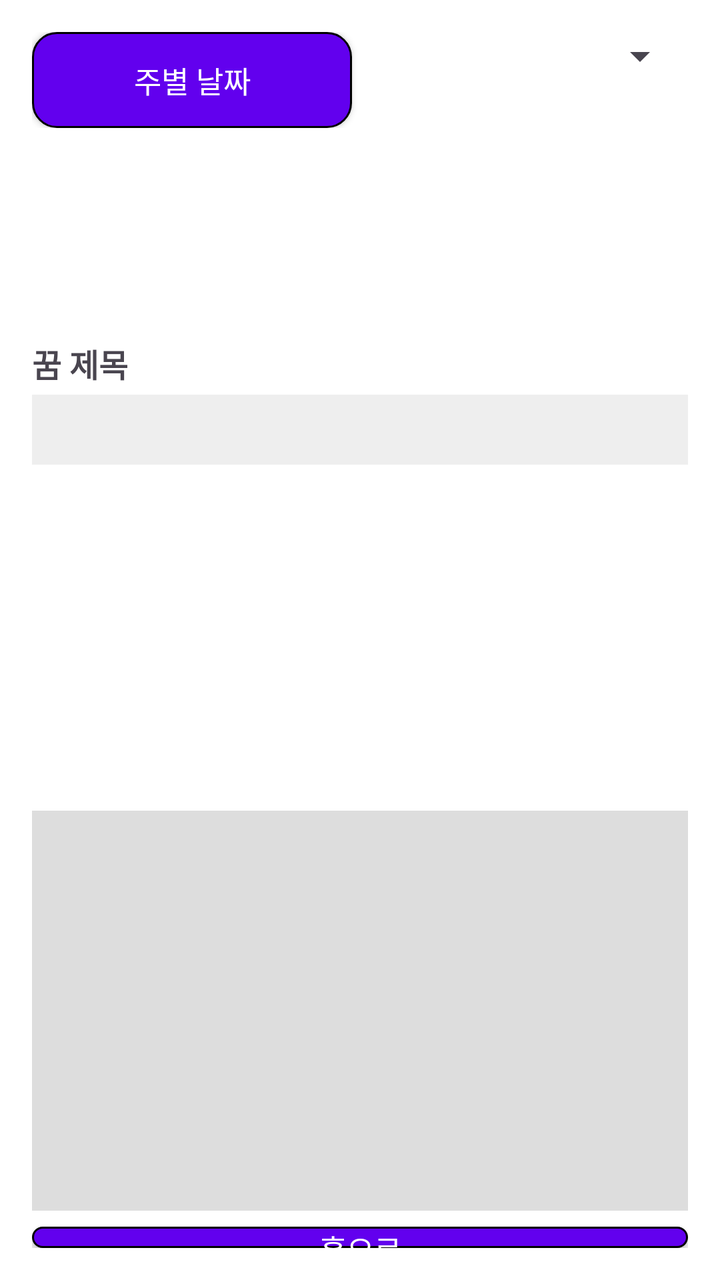
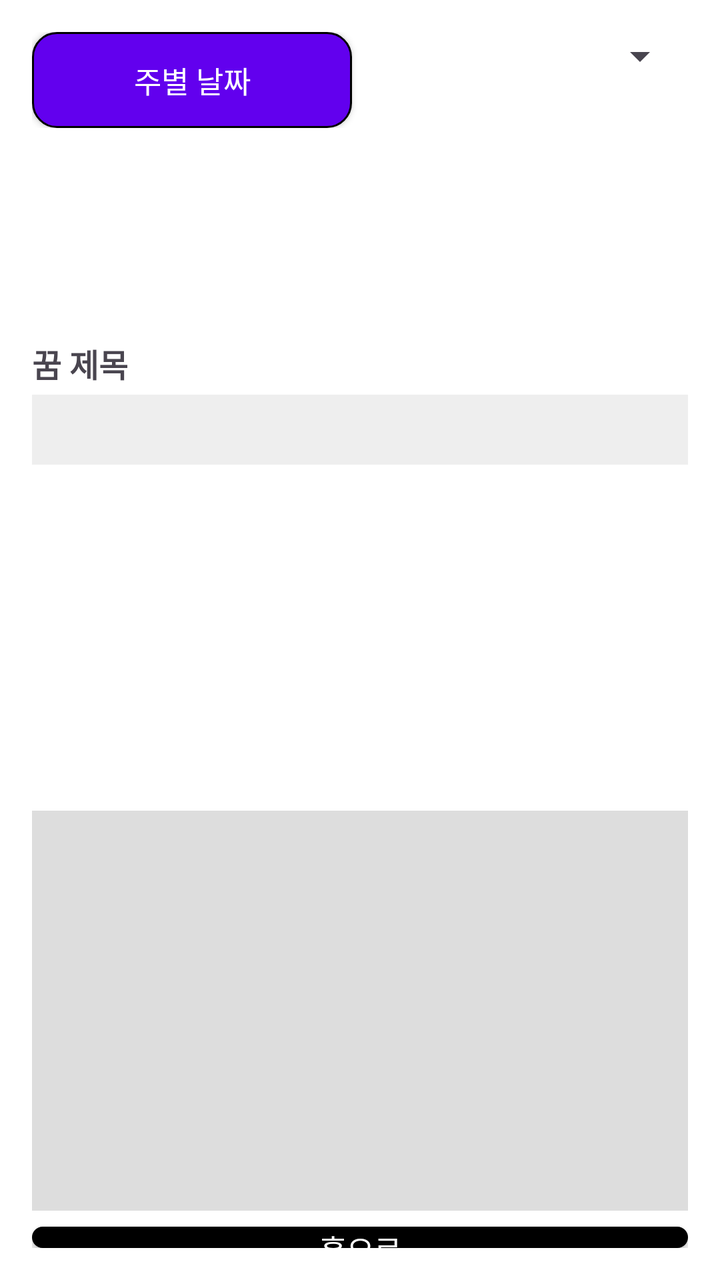

Two renders of the same Android screen: before a commit and after it. Below are the layout's source before the change and the commit's diff.
<!-- AndroidManifest.xml: application theme Theme.Material3.DayNight.NoActionBar -->
<!-- res/layout/activity_story_query.xml -->
<?xml version="1.0" encoding="utf-8"?>
<LinearLayout xmlns:android="http://schemas.android.com/apk/res/android"
    android:orientation="vertical"
    android:padding="16dp"
    android:layout_width="match_parent"
    android:layout_height="match_parent"
    android:background="#FFFFFF">

    
    <LinearLayout
        android:orientation="horizontal"
        android:layout_width="match_parent"
        android:layout_height="wrap_content"
        android:layout_marginBottom="8dp"
        android:weightSum="2">

        
        <Button
            android:id="@+id/btnSelectDate"
            android:layout_weight="1"
            android:layout_width="0dp"
            android:layout_height="wrap_content"
            android:text="주별 날짜"
            android:textColor="@android:color/white"
            android:background="@drawable/rounded_button_5"
            android:layout_marginEnd="8dp"
            android:fontFamily="@font/spoqahansansneo_bold"
            android:textSize="15sp" />

        
        <Spinner
            android:id="@+id/spinnerGenre"
            android:layout_weight="1"
            android:layout_width="0dp"
            android:layout_height="wrap_content" />
    </LinearLayout>

    
    <ScrollView
        android:layout_width="match_parent"
        android:layout_height="90dp"
        android:layout_marginBottom="8dp">

        <LinearLayout
            android:id="@+id/layoutDateCheckboxes"
            android:orientation="vertical"
            android:layout_width="match_parent"
            android:layout_height="wrap_content" />
    </ScrollView>

    
    <TextView
        android:id="@+id/tvStoryTitle"
        android:text="꿈 제목"
        android:textStyle="bold"
        android:textSize="16sp"
        android:layout_width="match_parent"
        android:layout_height="wrap_content"
        android:layout_marginBottom="4dp"
        android:fontFamily="@font/spoqahansansneo_bold" />

    
    <ScrollView
        android:layout_width="match_parent"
        android:layout_height="200dp"
        android:layout_marginBottom="8dp">

        <TextView
            android:id="@+id/tvStoryContent"
            android:text=""
            android:layout_width="match_parent"
            android:layout_height="200dp"
            android:background="#EEEEEE"
            android:padding="8dp"
            android:layout_marginBottom="8dp" />
    </ScrollView>

    
    <FrameLayout
        android:id="@+id/graphContainer"
        android:layout_width="match_parent"
        android:layout_height="200dp"
        android:layout_marginBottom="8dp"
        android:background="#DDDDDD" />

    
    <Button
        android:id="@+id/btnHome"
        android:text="홈으로"
        android:textColor="@android:color/white"
        android:layout_width="match_parent"
        android:layout_height="wrap_content"
        android:background="@drawable/rounded_button_5"
        android:fontFamily="@font/spoqahansansneo_bold"
        android:textSize="15sp" />

</LinearLayout>
<!-- resources referenced by this layout -->
<resources>
  <!-- drawable rounded_button_5 (drawable) -->
  <shape xmlns:android="http://schemas.android.com/apk/res/android">
      <solid android:color="#6200EE"/> 
      <corners android:radius="12dp"/> 
      <stroke android:color="#000000" android:width="1dp"/> 
  </shape>
</resources>

<!-- the commit's change to res/layout/activity_story_query.xml (unified diff, before → after) -->
@@ -90,7 +90,7 @@
         android:textColor="@android:color/white"
         android:layout_width="match_parent"
         android:layout_height="wrap_content"
-        android:background="@drawable/rounded_button_5"
+        android:background="@drawable/rounded_login"
         android:fontFamily="@font/spoqahansansneo_bold"
         android:textSize="15sp" />
 
<!-- resource entries referenced after the edit -->
@@ -6,5 +6,12 @@
       <corners android:radius="12dp"/> 
       <stroke android:color="#000000" android:width="1dp"/> 
   </shape>
+  <!-- drawable rounded_login (drawable) -->
+  <?xml version="1.0" encoding="utf-8"?>
+  <shape xmlns:android="http://schemas.android.com/apk/res/android">
+      <solid android:color="#000000"/> 
+      <corners android:radius="10dp"/> 
+      <stroke android:color="#000000" android:width="2dp"/> 
+  </shape>
 </resources>
 
